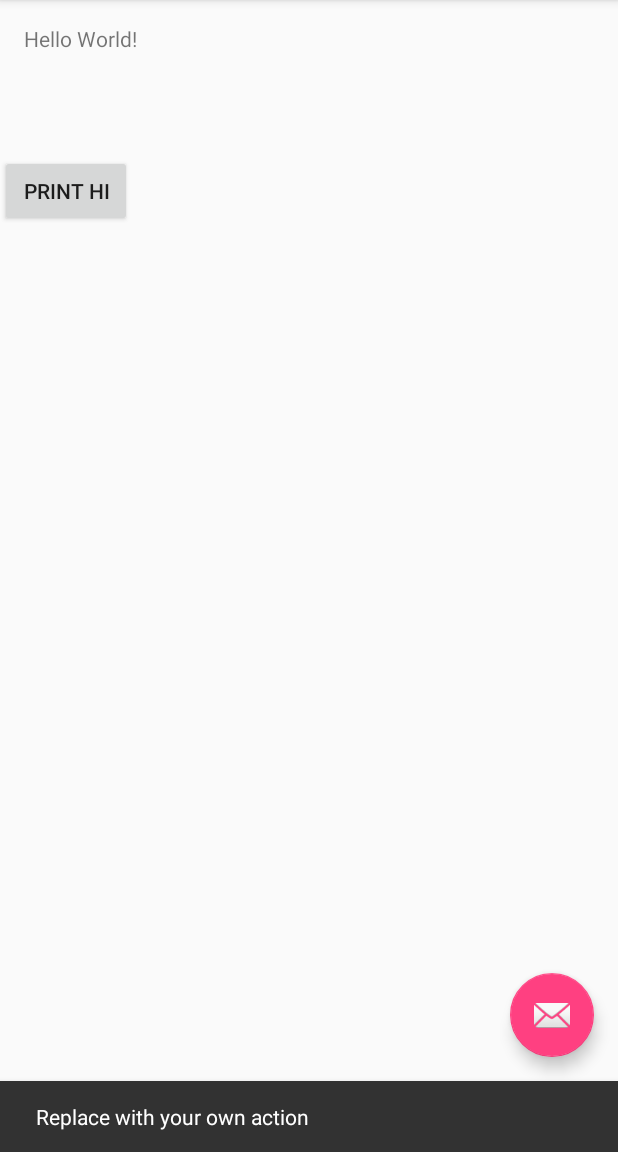
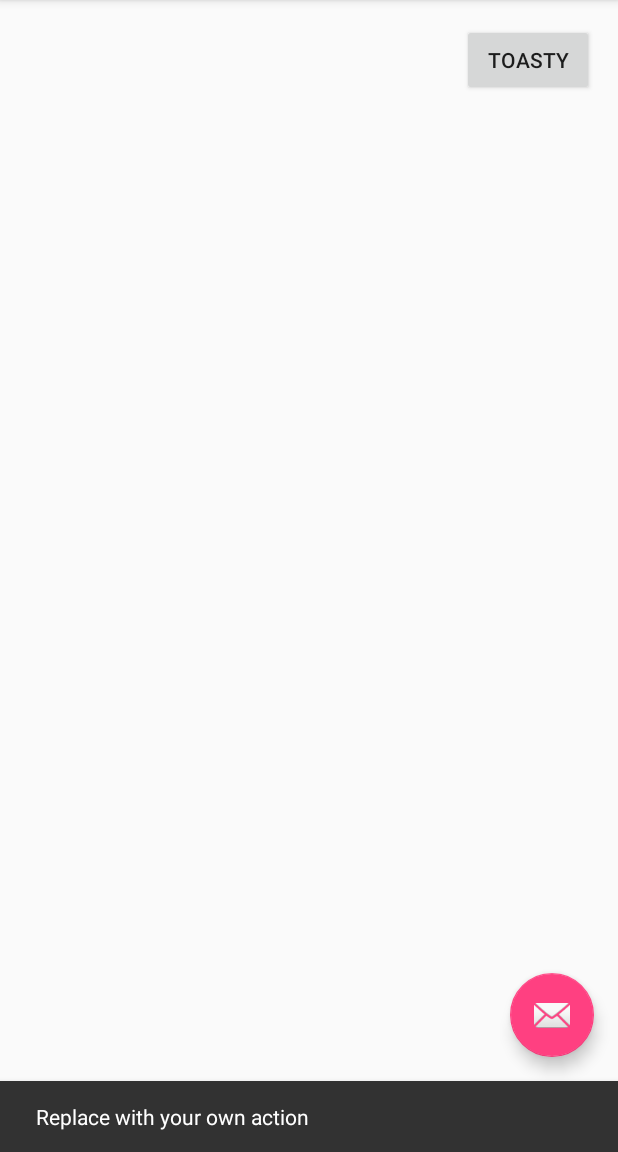
Before and after one commit to RyanZsjsu/soundcast, an Android app: the screen it shows after launch (MainActivity), after a tap on an icon or button, on a phone screen of 412 x 824 dp, the part 84-1236 px from its top. Run offline under Robolectric (Android 15) with nearby library versions, the phone set to English and light mode, and no system bars; 1 other tap on this screen came first.

Commit message:
Working on layouts activity_main and music_select No added functionality

```diff
--- a/app/src/main/java/com/ahmilio/turtle/soundcast/MainActivity.java
+++ b/app/src/main/java/com/ahmilio/turtle/soundcast/MainActivity.java
@@ -9,6 +9,7 @@ import android.view.View;
 import android.view.Menu;
 import android.view.MenuItem;
 import android.widget.Button;
+import android.widget.Toast;
 
 public class MainActivity extends AppCompatActivity {
     //whoa
@@ -27,14 +28,17 @@ public class MainActivity extends AppCompatActivity {
                         .setAction("Action", null).show();//gf
             }
         });
-        Button btnHi = (Button) findViewById(R.id.btnHi);
-        btnHi.setOnClickListener(new View.OnClickListener() {
-            @Override
-            public void onClick(View view) {
-                Snackbar.make(view, "Replace with your own action", Snackbar.LENGTH_LONG)
-                        .setAction("Action", null).show();//gf
-            }
-        });
+//        Button btnToast = (Button) findViewById(R.id.btnToast);
+//        btnToast.setOnClickListener(new View.OnClickListener() {
+//            @Override
+//            public void onClick(View view) {
+//                Toast.makeText(getApplicationContext(), "Toast Notification", Toast.LENGTH_SHORT).show();
+//            }
+//        });
+    }
+
+    public void onToasty(View v){
+        Toast.makeText(getApplicationContext(), "Toast Notification", Toast.LENGTH_SHORT).show();
     }
 
     @Override
--- a/app/src/main/res/layout/activity_main.xml
+++ b/app/src/main/res/layout/activity_main.xml
@@ -23,16 +23,6 @@
 
     <include layout="@layout/content_main" />
 
-    <Button
-        android:layout_width="wrap_content"
-        android:layout_height="wrap_content"
-        android:text="Print Hi"
-        android:id="@+id/btnHi"
-        android:layout_below="@+id/textView"
-        android:layout_toRightOf="@+id/textView"
-        android:layout_toEndOf="@+id/textView"
-        android:layout_marginTop="159dp" />
-
     <android.support.design.widget.FloatingActionButton
         android:id="@+id/fab"
         android:layout_width="wrap_content"
--- a/app/src/main/res/layout/content_main.xml
+++ b/app/src/main/res/layout/content_main.xml
@@ -12,11 +12,22 @@
     tools:context="com.ahmilio.turtle.soundcast.MainActivity"
     tools:showIn="@layout/activity_main">
 
-    <TextView
+    <Button
         android:layout_width="wrap_content"
         android:layout_height="wrap_content"
-        android:text="Hello World!"
-        android:id="@+id/textView" />
+        android:text="Toasty"
+        android:id="@+id/btnToast"
+        android:onClick="onToasty"
+        android:layout_alignParentRight="true"
+        android:layout_alignParentEnd="true" />
+
+    <ListView
+        android:layout_width="wrap_content"
+        android:layout_height="wrap_content"
+        android:id="@+id/listView"
+        android:layout_alignParentLeft="true"
+        android:layout_alignParentStart="true"
+        android:layout_below="@+id/btnToast" />
 
 
 </RelativeLayout>
```
Also changed, not shown: app/src/main/res/layout/music_select.xml (added, +12 -0 lines).
